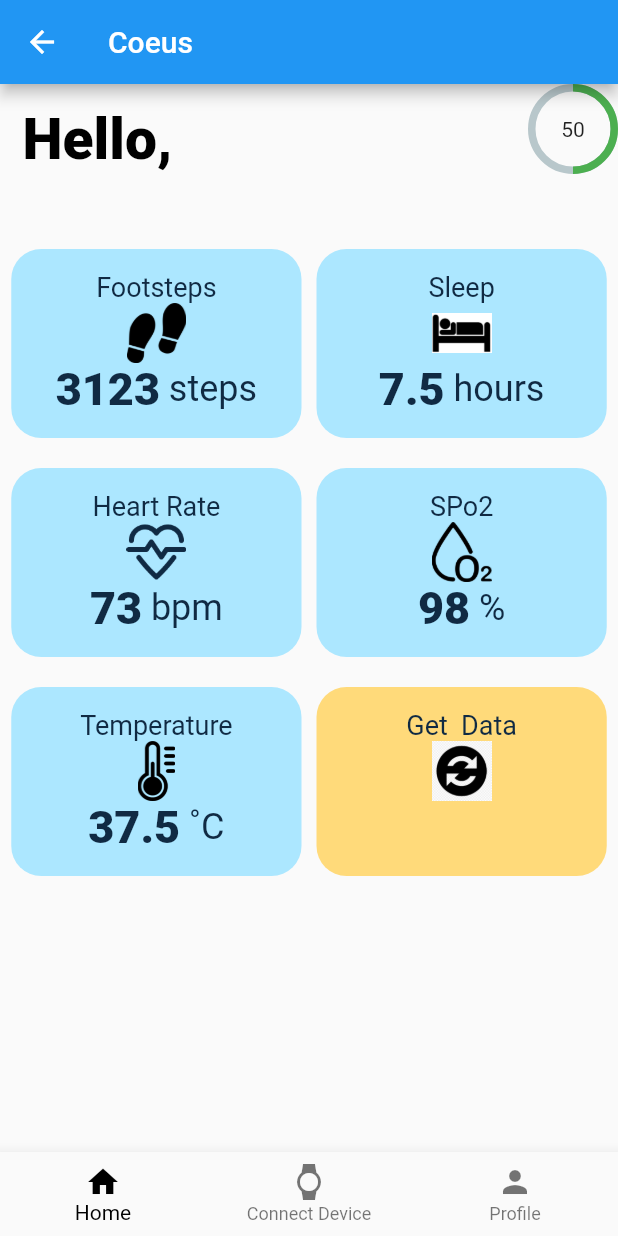
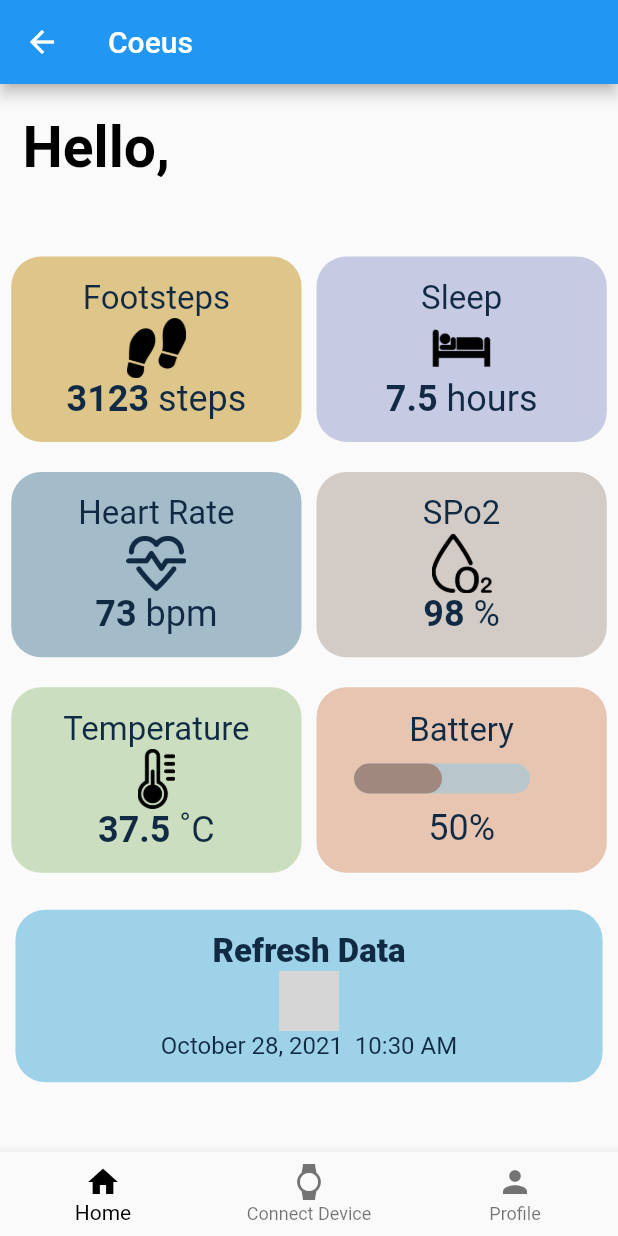
Before and after one commit to bhardwajsapna/coeus-ble-test, a Flutter app: the Dashboard screen opened directly, on a phone screen of 412 x 824 dp. Run offline on Flutter 3.47's test engine with Material 2 defaults, Android fonts, the phone set to English and light mode, and no system bars; drawn by our look-alikes of percent_indicator; our stand-ins replace charts_flutter, email_validator, flutter_blue, flutter_bluetooth_serial, flutter_secure_storage, fluttertoast and 4 more; missing offline and left inert: dart:ffi, direct_select; accounts and stored records are empty; project files that could hold a hidden picture were left out; grey boxes are pictures that could not be loaded.

Commit message:
changes - ui home page

```diff
--- a/lib/components/summary_card.dart
+++ b/lib/components/summary_card.dart
@@ -48,6 +48,7 @@ class SummaryCard extends StatelessWidget {
           }
       },
       child: Container(
+          height: MediaQuery.of(context).size.height * 0.15,
           padding: EdgeInsets.all(15.0),
           width: _width,
           decoration: new BoxDecoration(
@@ -56,10 +57,11 @@ class SummaryCard extends StatelessWidget {
             color: color,
           ),
           child: Column(
+            mainAxisAlignment: MainAxisAlignment.spaceEvenly,
             children: [
               Text(
                 title,
-                style: TextStyle(fontSize: 18, color: Constants.textDark),
+                style: TextStyle(fontSize: 22, color: Constants.textDark),
               ),
               Image(width: 40, height: 40, image: image),
               value == ""
@@ -74,8 +76,8 @@ class SummaryCard extends StatelessWidget {
                         Text(
                           value,
                           style: TextStyle(
-                            fontSize: 30,
-                            fontWeight: FontWeight.w900,
+                            fontSize: 24,
+                            fontWeight: FontWeight.w700,
                             color: Constants.textDark,
                           ),
                         ),
--- a/lib/pages/home.page.dart
+++ b/lib/pages/home.page.dart
@@ -11,6 +11,7 @@ import 'package:flutter/cupertino.dart';
 import 'package:flutter/material.dart';
 import 'package:charts_flutter/flutter.dart' as charts;
 import 'package:percent_indicator/circular_percent_indicator.dart';
+import 'package:percent_indicator/linear_percent_indicator.dart';
 
 class HomePage extends StatefulWidget {
   const HomePage({Key? key}) : super(key: key);
@@ -104,8 +105,9 @@ class _HomePageState extends State<HomePage> {
   Widget build(BuildContext context) {
     return SingleChildScrollView(
       child: Column(
-        mainAxisAlignment: MainAxisAlignment.start,
+        mainAxisAlignment: MainAxisAlignment.center,
         children: [
+          SizedBox(height: 20),
           Row(
             mainAxisAlignment: MainAxisAlignment.spaceBetween,
             crossAxisAlignment: CrossAxisAlignment.end,
@@ -116,7 +118,7 @@ class _HomePageState extends State<HomePage> {
                   "Hello, " + username,
                   style: TextStyle(
                     fontSize: 38,
-                    fontWeight: FontWeight.w900,
+                    fontWeight: FontWeight.w700,
                     color: Colors.black,
                   ),
                 ),
@@ -127,14 +129,14 @@ class _HomePageState extends State<HomePage> {
               //     unit: "",
               //     title: batteryValue.toString() + "%",
               //     color: Constants.transparent),
-              CircularPercentIndicator(
-                radius: 60.0,
-                lineWidth: 5.0,
-                //21 oct 21
-                percent: batteryValue / 100,
-                center: new Text(batteryValue.toString()),
-                progressColor: Colors.green,
-              )
+              // CircularPercentIndicator(
+              //   radius: 60.0,
+              //   lineWidth: 5.0,
+              //   //21 oct 21
+              //   percent: batteryValue / 100,
+              //   center: new Text(batteryValue.toString()),
+              //   progressColor: Colors.green,
+              // )
             ],
           ),
           Center(
@@ -154,14 +156,14 @@ class _HomePageState extends State<HomePage> {
                         title: "Footsteps",
                         value: this.footsteps.toString(),
                         unit: "steps",
-                        color: Constants.lightBlue),
+                        color: Constants.musturd),
                     SizedBox(width: 10),
                     SummaryCard(
                         image: AssetImage('assets/icons/sleep.png'),
                         title: "Sleep",
                         value: this.sleep.toString(),
                         unit: "hours",
-                        color: Constants.lightBlue),
+                        color: Constants.dull_light_purple),
                   ],
                 ),
                 SizedBox(height: 20),
@@ -173,14 +175,14 @@ class _HomePageState extends State<HomePage> {
                         title: "Heart Rate",
                         value: this.heartrate.toString(),
                         unit: "bpm",
-                        color: Constants.lightBlue),
+                        color: Constants.dull_blue_gray),
                     SizedBox(width: 10),
                     SummaryCard(
                         image: AssetImage('assets/icons/oxygen_.png'),
                         title: "SPo2",
                         value: this.spo2.toString(),
                         unit: "%",
-                        color: Constants.lightBlue),
+                        color: Constants.gray),
                   ],
                 ),
                 SizedBox(height: 20),
@@ -192,14 +194,66 @@ class _HomePageState extends State<HomePage> {
                         title: "Temperature",
                         value: this.temperature.toString(),
                         unit: "˚C",
-                        color: Constants.lightBlue),
+                        color: Constants.greendull),
                     SizedBox(width: 10),
-                    SummaryCard(
-                        image: AssetImage('assets/icons/sync.jpg'),
-                        title: " Get  Data ",
-                        value: "     ",
-                        unit: "  ",
-                        color: Constants.lightYellow),
+                    Container(
+                      height: MediaQuery.of(context).size.height * 0.15,
+                      padding: EdgeInsets.all(15.0),
+                      width: ((MediaQuery.of(context).size.width -
+                              (Constants.paddingSide * 2 +
+                                  Constants.paddingSide / 2)) /
+                          2),
+                      decoration: new BoxDecoration(
+                        borderRadius: BorderRadius.all(Radius.circular(20.0)),
+                        shape: BoxShape.rectangle,
+                        color: Constants.dull_move,
+                      ),
+                      child: Column(
+                        mainAxisAlignment: MainAxisAlignment.spaceAround,
+                        children: [
+                          Text(
+                            "Battery",
+                            style: TextStyle(
+                              fontSize: 22,
+                              color: Constants.textDark,
+                              // fontWeight: FontWeight.w900,
+                            ),
+                          ),
+                          SizedBox(
+                            height: 5,
+                          ),
+                          // CircularPercentIndicator(
+                          //   radius: 60.0,
+                          //   lineWidth: 5.0,
+                          //   //21 oct 21
+                          //   percent: batteryValue / 100,
+                          //   center: new Text(batteryValue.toString()),
+                          //   progressColor: Colors.black,
+                          // )
+                          LinearPercentIndicator(
+                            width: MediaQuery.of(context).size.width / 3,
+                            animation: true,
+                            lineHeight: 20.0,
+                            animationDuration: 2500,
+                            percent: batteryValue / 100,
+                            center: Text(""),
+                            linearStrokeCap: LinearStrokeCap.roundAll,
+                            progressColor: Colors.brown.shade300,
+                          ),
+                          SizedBox(
+                            height: 5,
+                          ),
+                          Text(
+                            "$batteryValue%",
+                            style: TextStyle(
+                              fontSize: 24,
+                              color: Constants.textDark,
+                              // fontWeight: FontWeight.w900,
+                            ),
+                          ),
+                        ],
+                      ),
+                    ),
                   ],
                 ),
                 /*  Row(
@@ -211,6 +265,47 @@ class _HomePageState extends State<HomePage> {
                   ],
                 ),*/
               ],
+            ),
+          ),
+          SizedBox(
+            height: MediaQuery.of(context).size.height * 0.03,
+          ),
+          Container(
+            child: InkWell(
+              onTap: () => {},
+              child: Container(
+                padding: EdgeInsets.all(15.0),
+                width: MediaQuery.of(context).size.width * 0.95,
+                decoration: new BoxDecoration(
+                  borderRadius: BorderRadius.all(Radius.circular(20.0)),
+                  shape: BoxShape.rectangle,
+                  color: Constants.dull_light_blue,
+                ),
+                child: Column(
+                  children: [
+                    Text(
+                      "Refresh Data",
+                      style: TextStyle(
+                        fontSize: 22,
+                        color: Constants.textDark,
+                        fontWeight: FontWeight.w900,
+                      ),
+                    ),
+                    Image(
+                        width: 40,
+                        height: 40,
+                        image: AssetImage('assets/icons/sync.png')),
+                    Text(
+                      "October 28, 2021  10:30 AM",
+                      style: TextStyle(
+                        fontSize: 16,
+                        fontWeight: FontWeight.w400,
+                        color: Constants.textDark,
+                      ),
+                    ),
+                  ],
+                ),
+              ),
             ),
           ),
         ],
--- a/lib/utils/const.dart
+++ b/lib/utils/const.dart
@@ -36,6 +36,14 @@ class Constants {
   static Color transparent = Color(0x00FFB700);
   static Color white = Color(0xFFFFFFFF);
 
+  static Color musturd = Color(0xffdec68a);
+  static Color gray = Color(0xffd3cbc5);
+  static Color greendull = Color(0xffcbdec0);
+  static Color lightgreendull = Color(0xffd8e8cf);
+  static Color dull_move = Color(0xffe7c5b1);
+  static Color dull_light_purple = Color(0xffc6cae3);
+  static Color dull_blue_gray = Color(0xffa4bbc9);
+  static Color dull_light_blue = Color(0xff9ed2e8);
   static ThemeData lighTheme(BuildContext context) {
     return ThemeData(
       backgroundColor: lightBackground,
```
Also changed, not shown: assets/icons/sleep.png, pubspec.lock.
